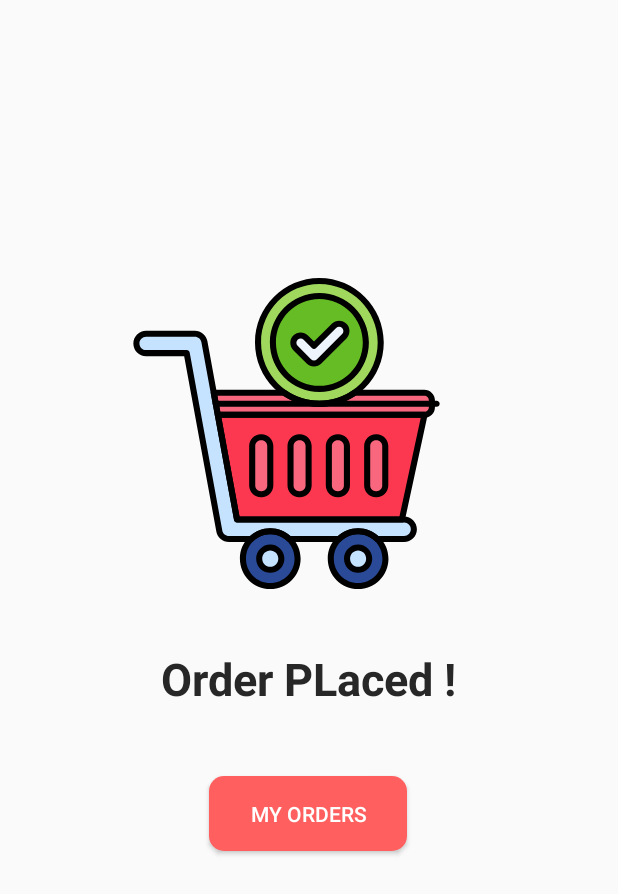
After one commit to Mandar800/E-Farm, an Android app: the layout order_placed.xml on its own in the app's theme, with its tools: preview values and no code run, on a phone screen of 412 x 824 dp. The commit adds this screen. Shown: the top 894 px of the screen. Run offline under Robolectric (Android 15) with nearby library versions, the phone set to English and light mode, and no system bars; network calls fail.

Commit message:
Bug fixes and new order Successful layout

```diff
--- a/app/src/main/java/com/example/emandi/Login.java
+++ b/app/src/main/java/com/example/emandi/Login.java
@@ -31,7 +31,9 @@ import com.android.volley.toolbox.StringRequest;
 import com.google.android.gms.common.api.ApiException;
 import com.google.android.gms.common.api.ResolvableApiException;
 import com.google.android.gms.location.FusedLocationProviderClient;
+import com.google.android.gms.location.LocationCallback;
 import com.google.android.gms.location.LocationRequest;
+import com.google.android.gms.location.LocationResult;
 import com.google.android.gms.location.LocationServices;
 import com.google.android.gms.location.LocationSettingsRequest;
 import com.google.android.gms.location.LocationSettingsResponse;
@@ -81,6 +83,7 @@ public class Login extends AppCompatActivity {
             Intent i = new Intent(getApplicationContext(), MainActivity.class);
             startActivity(i);
         }
+
         super.onCreate(savedInstanceState);
         setContentView(R.layout.activity_login);
         getSupportActionBar().hide();
@@ -121,15 +124,30 @@ public class Login extends AppCompatActivity {
         locationButoon.setOnClickListener(new View.OnClickListener() {
             @Override
             public void onClick(View view) {
+
                 if (ActivityCompat.checkSelfPermission(Login.this, Manifest.permission.ACCESS_FINE_LOCATION) == PackageManager.PERMISSION_GRANTED) {
                     locationRequest = LocationRequest.create();
                     locationRequest.setPriority(LocationRequest.PRIORITY_HIGH_ACCURACY);
                     locationRequest.setInterval(5000);
                     locationRequest.setFastestInterval(1000);
 
+
+                    LocationCallback mLocationCallback = new LocationCallback() {
+                        @Override
+                        public void onLocationResult(LocationResult locationResult) {
+                            if (locationResult == null) {
+                                return;
+                            }
+                            for (Location location : locationResult.getLocations()) {
+                                if (location != null) {
+                                    //TODO: UI updates.
+                                }
+                            }
+                        }
+                    };
+                    LocationServices.getFusedLocationProviderClient(getApplicationContext()).requestLocationUpdates(locationRequest, mLocationCallback, null);
                     LocationSettingsRequest.Builder builder = new LocationSettingsRequest.Builder().addLocationRequest(locationRequest);
                     builder.setAlwaysShow(true);
-
                     Task<LocationSettingsResponse> result = LocationServices.getSettingsClient(getApplicationContext()).checkLocationSettings(builder.build());
                     result.addOnCompleteListener(new OnCompleteListener<LocationSettingsResponse>() {
                         @Override
@@ -155,9 +173,7 @@ public class Login extends AppCompatActivity {
                         }
                     });
 
-
-
-                    getLocatin();
+                    getLocation();
                 } else {
                     ActivityCompat.requestPermissions(Login.this, new String[]{Manifest.permission.ACCESS_FINE_LOCATION}, 44);
                 }
@@ -168,7 +184,7 @@ public class Login extends AppCompatActivity {
     }
 
     @SuppressLint("MissingPermission")
-    public void getLocatin() {
+    public void getLocation() {
 
         locationProviderClient.getLastLocation()
                 .addOnSuccessListener(this, new OnSuccessListener<Location>() {
@@ -432,8 +448,24 @@ public class Login extends AppCompatActivity {
                 return params;
             }
         };
+        mQueue.add(sr);
+    }
+    int backButtonCount=0;
+    @Override
+    public void onBackPressed()
+    {
 
-        mQueue.add(sr);
-
+        if(backButtonCount >= 1)
+        {
+            Intent intent = new Intent(Intent.ACTION_MAIN);
+            intent.addCategory(Intent.CATEGORY_HOME);
+            intent.setFlags(Intent.FLAG_ACTIVITY_NEW_TASK);
+            startActivity(intent);
+        }
+        else
+        {
+            Toast.makeText(this, "Press the back button once again to close the application.", Toast.LENGTH_SHORT).show();
+            backButtonCount++;
+        }
     }
 }
--- a/app/src/main/java/com/example/emandi/MainActivity.java
+++ b/app/src/main/java/com/example/emandi/MainActivity.java
@@ -9,6 +9,7 @@ import androidx.recyclerview.widget.RecyclerView;
 import android.app.ProgressDialog;
 import android.content.Intent;
 import android.os.Bundle;
+import android.service.controls.templates.ToggleRangeTemplate;
 import android.view.Menu;
 import android.view.MenuItem;
 
@@ -34,7 +35,7 @@ import org.json.JSONObject;
 import org.w3c.dom.Text;
 
 public class MainActivity extends AppCompatActivity {
-
+    public static int CLEAR_CART=0;
     RecyclerView mRecyclerView;
     MyAdapter myAdapter;
     ArrayList<Model> models ;
@@ -110,9 +111,6 @@ public class MainActivity extends AppCompatActivity {
         mQueue.add(ObjRequest);
 
     }
-    private void showJSON(String response) {
-
-    }
 
     @Override
     public boolean onCreateOptionsMenu(Menu menu) {
@@ -161,6 +159,18 @@ public class MainActivity extends AppCompatActivity {
 
         return super.onOptionsItemSelected(item);
     }
+
+    @Override
+    protected void onResume() {
+        if(CLEAR_CART==1){
+
+            myAdapter = new MyAdapter(this,models);
+            mRecyclerView.setAdapter(myAdapter);
+
+        }
+        super.onResume();
+    }
+
     int backButtonCount=0;
     @Override
     public void onBackPressed()
--- a/app/src/main/java/com/example/emandi/Profile_activity.java
+++ b/app/src/main/java/com/example/emandi/Profile_activity.java
@@ -1,9 +1,12 @@
 package com.example.emandi;
 
 import androidx.appcompat.app.AppCompatActivity;
+import androidx.cardview.widget.CardView;
 
+import android.content.Intent;
 import android.content.SharedPreferences;
 import android.os.Bundle;
+import android.view.View;
 import android.widget.TextView;
 
 import org.w3c.dom.Text;
@@ -24,11 +27,20 @@ public class Profile_activity extends AppCompatActivity {
         num.setText(sharedPreferences.getString("no",""));
         add.setText(sharedPreferences.getString("add",""));
 
+        CardView logout = findViewById(R.id.logout);
+        logout.setOnClickListener(new View.OnClickListener() {
+            @Override
+            public void onClick(View view) {
 
-
-
-
-
+                SharedPreferences preferences =getSharedPreferences(Login.SHARED_PREFS,MODE_PRIVATE);
+                SharedPreferences.Editor editor = preferences.edit();
+                editor.clear();
+                editor.apply();
+                finishAffinity();
+                Intent i = new Intent(getApplicationContext(),Login.class);
+                startActivity(i);
+            }
+        });
 
     }
     public void onBackPressed() {
--- a/app/src/main/java/com/example/emandi/cart_activity.java
+++ b/app/src/main/java/com/example/emandi/cart_activity.java
@@ -34,6 +34,7 @@ public class cart_activity extends AppCompatActivity {
     public RequestQueue mQueue;
     public int order_id;
     HashMap<Integer,Integer> cartlist ;
+    ArrayList<Model> list;
     @Override
     protected void onCreate(Bundle savedInstanceState) {
         super.onCreate(savedInstanceState);
@@ -41,7 +42,7 @@ public class cart_activity extends AppCompatActivity {
         sharedPreferences = getSharedPreferences(Login.SHARED_PREFS,MODE_PRIVATE);
         SharedPreferences.Editor editor = sharedPreferences.edit();
         Bundle extra =  getIntent().getBundleExtra("cart");
-        final ArrayList<Model> list = (ArrayList<Model>) extra.getSerializable("objects");
+        list = (ArrayList<Model>) extra.getSerializable("objects");
         if(list.isEmpty()){
             setContentView(R.layout.empty_cart);
             Button shop = findViewById(R.id.shopnow);
@@ -103,9 +104,11 @@ public class cart_activity extends AppCompatActivity {
                     String success = jsonobject.getString("success");
 
                     if(success.equals("1")) {
-                        Toast.makeText(getApplicationContext(), "success", Toast.LENGTH_LONG).show();
-
-
+                        //Toast.makeText(getApplicationContext(), "success", Toast.LENGTH_LONG).show();
+                        list.clear();
+                        cartlist.clear();
+                        MainActivity.CLEAR_CART=1;
+                        setContentView(R.layout.order_placed);
                         //Toast.makeText(Login.this,sharedPreferences.getString("un",""),Toast.LENGTH_LONG).show();
                     }
                     else{
@@ -115,7 +118,7 @@ public class cart_activity extends AppCompatActivity {
                     progressDialog.dismiss();
 
                 } catch (JSONException e) {
-
+                    Toast.makeText(getApplicationContext(), "Order Failed ", Toast.LENGTH_LONG).show();
                     e.printStackTrace();
                     progressDialog.dismiss();
                 }
--- /dev/null
+++ b/app/src/main/res/drawable/ic_checkout.xml
@@ -0,0 +1,93 @@
+<vector xmlns:android="http://schemas.android.com/apk/res/android"
+    android:width="512dp"
+    android:height="512dp"
+    android:viewportWidth="256"
+    android:viewportHeight="256">
+  <path
+      android:pathData="m241.4,112.608h-169.956l15.808,86.243h135.738l18.625,-86.253c-0.073,0.002 -0.143,0.01 -0.215,0.01z"
+      android:fillColor="#fc3850"/>
+  <path
+      android:pathData="M186.947,231.004m-22.495,0a22.495,22.495 0,1 1,44.99 0a22.495,22.495 0,1 1,-44.99 0"
+      android:fillColor="#2a4a97"/>
+  <path
+      android:pathData="M114.637,231.004m-22.495,0a22.495,22.495 0,1 1,44.99 0a22.495,22.495 0,1 1,-44.99 0"
+      android:fillColor="#2a4a97"/>
+  <path
+      android:pathData="m224.829,198.851h-137.577l-26.846,-146.458c-0.698,-3.806 -4.014,-6.569 -7.883,-6.569h-40.071c-4.426,0 -8.014,3.588 -8.014,8.014s3.588,8.014 8.014,8.014h33.392l26.846,146.458c0.698,3.806 4.014,6.569 7.883,6.569h18.398c4.051,-3.937 9.571,-6.37 15.666,-6.37s11.615,2.434 15.666,6.37h40.979c4.051,-3.937 9.571,-6.37 15.666,-6.37s11.615,2.434 15.666,6.37h22.216c4.426,0 8.014,-3.588 8.014,-8.014 -0.001,-4.426 -3.589,-8.014 -8.015,-8.014z"
+      android:fillColor="#c5e3ff"/>
+  <path
+      android:pathData="m241.4,94.393h-57.422c-8.192,5.734 -18.157,9.109 -28.916,9.109s-20.724,-3.375 -28.916,-9.109h-58.041l3.339,18.215h169.956c3.458,0 6.287,-2.829 6.287,-6.287v-5.641c0,-3.458 -2.829,-6.287 -6.287,-6.287z"
+      android:fillColor="#f9677f"/>
+  <path
+      android:pathData="M186.947,231.004m-9.119,0a9.119,9.119 0,1 1,18.238 0a9.119,9.119 0,1 1,-18.238 0"
+      android:fillColor="#c5e3ff"/>
+  <path
+      android:pathData="M114.637,231.004m-9.119,0a9.119,9.119 0,1 1,18.238 0a9.119,9.119 0,1 1,-18.238 0"
+      android:fillColor="#c5e3ff"/>
+  <path
+      android:pathData="m107.48,131.149h-0.542c-3.945,0 -7.173,3.228 -7.173,7.173v32.443c0,3.945 3.228,7.173 7.173,7.173h0.542c3.945,0 7.173,-3.228 7.173,-7.173v-32.443c0,-3.945 -3.228,-7.173 -7.173,-7.173z"
+      android:fillColor="#f9677f"/>
+  <path
+      android:pathData="m139.027,131.149h-0.542c-3.945,0 -7.173,3.228 -7.173,7.173v32.443c0,3.945 3.228,7.173 7.173,7.173h0.542c3.945,0 7.173,-3.228 7.173,-7.173v-32.443c0,-3.945 -3.228,-7.173 -7.173,-7.173z"
+      android:fillColor="#f9677f"/>
+  <path
+      android:pathData="m170.574,131.149h-0.542c-3.945,0 -7.173,3.228 -7.173,7.173v32.443c0,3.945 3.228,7.173 7.173,7.173h0.542c3.945,0 7.173,-3.228 7.173,-7.173v-32.443c0,-3.945 -3.227,-7.173 -7.173,-7.173z"
+      android:fillColor="#f9677f"/>
+  <path
+      android:pathData="m202.122,131.149h-0.542c-3.945,0 -7.173,3.228 -7.173,7.173v32.443c0,3.945 3.228,7.173 7.173,7.173h0.542c3.945,0 7.173,-3.228 7.173,-7.173v-32.443c0,-3.945 -3.228,-7.173 -7.173,-7.173z"
+      android:fillColor="#f9677f"/>
+  <path
+      android:pathData="M155.062,53.002m-50.5,0a50.5,50.5 0,1 1,101 0a50.5,50.5 0,1 1,-101 0"
+      android:fillColor="#a0d85d"/>
+  <path
+      android:pathData="M155.062,53.002m-38.25,0a38.25,38.25 0,1 1,76.5 0a38.25,38.25 0,1 1,-76.5 0"
+      android:fillColor="#66bc24"/>
+  <path
+      android:pathData="m150.64,70.401c-1.537,0 -3.073,-0.586 -4.246,-1.759l-11.006,-11.006c-2.344,-2.344 -2.344,-6.146 0,-8.49 2.345,-2.344 6.146,-2.344 8.491,0l6.76,6.76 16.45,-16.451c2.345,-2.344 6.146,-2.344 8.491,0 2.344,2.344 2.344,6.146 0,8.49l-20.696,20.696c-1.171,1.173 -2.707,1.76 -4.244,1.76z"
+      android:fillColor="#edf4fc"/>
+  <path
+      android:fillColor="#FF000000"
+      android:pathData="m222.989,201.351h-135.737c-1.207,0 -2.241,-0.862 -2.459,-2.049l-15.808,-86.243c-0.134,-0.729 0.063,-1.481 0.539,-2.051s1.179,-0.899 1.92,-0.899h169.916c0.052,-0.003 0.153,-0.009 0.17,-0.009 0.744,-0.017 1.509,0.305 2.003,0.896 0.493,0.591 0.688,1.377 0.524,2.131l-18.625,86.253c-0.247,1.15 -1.265,1.971 -2.443,1.971zM89.335,196.351h131.636l17.543,-81.243h-164.07z"/>
+  <path
+      android:fillColor="#FF000000"
+      android:pathData="m186.947,255.998c-13.782,0 -24.994,-11.212 -24.994,-24.994s11.212,-24.995 24.994,-24.995 24.995,11.212 24.995,24.995c0,13.782 -11.213,24.994 -24.995,24.994zM186.947,211.009c-11.024,0 -19.994,8.97 -19.994,19.995s8.97,19.994 19.994,19.994c11.025,0 19.995,-8.969 19.995,-19.994s-8.969,-19.995 -19.995,-19.995z"/>
+  <path
+      android:fillColor="#FF000000"
+      android:pathData="m155.062,106.002c-29.224,0 -53,-23.776 -53,-53s23.776,-53 53,-53c29.225,0 53,23.776 53,53s-23.775,53 -53,53zM155.062,5.002c-26.467,0 -48,21.533 -48,48s21.533,48 48,48 48,-21.533 48,-48 -21.533,-48 -48,-48z"/>
+  <path
+      android:fillColor="#FF000000"
+      android:pathData="m114.637,255.998c-13.782,0 -24.995,-11.212 -24.995,-24.994s11.212,-24.995 24.995,-24.995 24.995,11.212 24.995,24.995c0,13.782 -11.213,24.994 -24.995,24.994zM114.637,211.009c-11.025,0 -19.995,8.97 -19.995,19.995s8.97,19.994 19.995,19.994 19.995,-8.969 19.995,-19.994 -8.97,-19.995 -19.995,-19.995z"/>
+  <path
+      android:fillColor="#FF000000"
+      android:pathData="m224.829,217.379h-22.216c-0.65,0 -1.275,-0.254 -1.742,-0.707 -3.758,-3.652 -8.703,-5.663 -13.924,-5.663 -5.22,0 -10.165,2.011 -13.924,5.663 -0.467,0.454 -1.092,0.707 -1.742,0.707h-40.979c-0.65,0 -1.275,-0.253 -1.742,-0.707 -3.758,-3.652 -8.703,-5.663 -13.924,-5.663s-10.166,2.011 -13.923,5.663c-0.466,0.453 -1.091,0.707 -1.742,0.707h-18.398c-5.077,0 -9.426,-3.625 -10.342,-8.619l-26.47,-144.408h-31.309c-5.798,0 -10.515,-4.717 -10.515,-10.514s4.717,-10.514 10.515,-10.514h40.071c5.077,0 9.426,3.625 10.342,8.618l26.47,144.41h135.494c5.797,0 10.514,4.717 10.514,10.514s-4.717,10.513 -10.514,10.513zM203.598,212.379h21.231c3.04,0 5.514,-2.474 5.514,-5.514s-2.474,-5.514 -5.514,-5.514h-137.577c-1.207,0 -2.241,-0.862 -2.459,-2.049l-26.846,-146.459c-0.48,-2.619 -2.762,-4.52 -5.424,-4.52h-40.071c-3.041,0 -5.515,2.474 -5.515,5.514s2.474,5.514 5.515,5.514h33.392c1.207,0 2.241,0.862 2.459,2.049l26.846,146.458c0.48,2.619 2.761,4.52 5.424,4.52h17.414c4.594,-4.116 10.466,-6.37 16.65,-6.37s12.056,2.254 16.65,6.37h39.01c4.595,-4.115 10.468,-6.37 16.65,-6.37 6.185,0.001 12.057,2.256 16.651,6.371z"/>
+  <path
+      android:fillColor="#FF000000"
+      android:pathData="m241.399,115.108h-169.955c-1.207,0 -2.241,-0.862 -2.459,-2.049l-3.339,-18.215c-0.134,-0.729 0.063,-1.481 0.539,-2.051s1.178,-0.899 1.92,-0.899h58.042c0.513,0 1.013,0.158 1.434,0.452 8.092,5.664 17.595,8.657 27.482,8.657 9.888,0 19.391,-2.994 27.482,-8.657 0.42,-0.294 0.921,-0.452 1.434,-0.452h57.421c4.846,0 8.787,3.942 8.787,8.787v5.641c0,4.845 -3.942,8.786 -8.788,8.786zM73.527,110.108h167.872c2.088,0 3.787,-1.699 3.787,-3.787v-5.641c0,-2.088 -1.699,-3.787 -3.787,-3.787h-56.644c-8.792,5.962 -19.041,9.109 -29.693,9.109s-20.901,-3.147 -29.694,-9.109h-54.263z"/>
+  <path
+      android:fillColor="#FF000000"
+      android:pathData="m155.062,93.752c-22.47,0 -40.75,-18.28 -40.75,-40.75s18.28,-40.75 40.75,-40.75 40.75,18.28 40.75,40.75 -18.28,40.75 -40.75,40.75zM155.062,17.252c-19.713,0 -35.75,16.038 -35.75,35.75s16.037,35.75 35.75,35.75 35.75,-16.038 35.75,-35.75 -16.037,-35.75 -35.75,-35.75z"/>
+  <path
+      android:fillColor="#FF000000"
+      android:pathData="m150.641,72.901c-2.271,0 -4.406,-0.885 -6.014,-2.491l-11.005,-11.006c-1.606,-1.606 -2.491,-3.742 -2.491,-6.013s0.885,-4.407 2.491,-6.013c3.314,-3.314 8.71,-3.314 12.026,-0.001l4.992,4.994 14.683,-14.683c3.314,-3.315 8.71,-3.316 12.026,0 1.606,1.606 2.491,3.742 2.491,6.013s-0.885,4.407 -2.491,6.013l-20.696,20.696c-1.605,1.606 -3.741,2.491 -6.012,2.491zM139.635,49.89c-0.897,0 -1.794,0.341 -2.478,1.024 -0.662,0.662 -1.026,1.542 -1.026,2.477 0,0.936 0.364,1.816 1.026,2.478l11.005,11.005c1.324,1.323 3.633,1.324 4.955,0l20.697,-20.696c0.662,-0.662 1.026,-1.542 1.026,-2.478s-0.364,-1.815 -1.026,-2.477c-1.367,-1.366 -3.589,-1.366 -4.956,0l-16.45,16.451c-0.469,0.469 -1.104,0.732 -1.768,0.732 -0.663,0 -1.299,-0.264 -1.768,-0.732l-6.76,-6.761c-0.682,-0.682 -1.58,-1.023 -2.477,-1.023z"/>
+  <path
+      android:fillColor="#FF000000"
+      android:pathData="m251.562,106.002h-181.788c-1.381,0 -2.5,-1.119 -2.5,-2.5s1.119,-2.5 2.5,-2.5h181.788c1.381,0 2.5,1.119 2.5,2.5s-1.119,2.5 -2.5,2.5z"/>
+  <path
+      android:fillColor="#FF000000"
+      android:pathData="m186.947,242.623c-6.407,0 -11.619,-5.212 -11.619,-11.619s5.212,-11.62 11.619,-11.62 11.619,5.212 11.619,11.62c0,6.407 -5.212,11.619 -11.619,11.619zM186.947,224.384c-3.649,0 -6.619,2.97 -6.619,6.62s2.97,6.619 6.619,6.619 6.619,-2.969 6.619,-6.619 -2.969,-6.62 -6.619,-6.62z"/>
+  <path
+      android:fillColor="#FF000000"
+      android:pathData="m114.637,242.623c-6.407,0 -11.619,-5.212 -11.619,-11.619s5.212,-11.62 11.619,-11.62 11.62,5.212 11.62,11.62c-0.001,6.407 -5.213,11.619 -11.62,11.619zM114.637,224.384c-3.65,0 -6.619,2.97 -6.619,6.62s2.969,6.619 6.619,6.619 6.62,-2.969 6.62,-6.619 -2.97,-6.62 -6.62,-6.62z"/>
+  <path
+      android:fillColor="#FF000000"
+      android:pathData="m107.48,180.438h-0.542c-5.333,0 -9.673,-4.339 -9.673,-9.673v-32.443c0,-5.333 4.339,-9.673 9.673,-9.673h0.542c5.333,0 9.673,4.339 9.673,9.673v32.443c0,5.334 -4.34,9.673 -9.673,9.673zM106.938,133.649c-2.577,0 -4.673,2.096 -4.673,4.673v32.443c0,2.577 2.096,4.673 4.673,4.673h0.542c2.577,0 4.673,-2.096 4.673,-4.673v-32.443c0,-2.577 -2.096,-4.673 -4.673,-4.673z"/>
+  <path
+      android:fillColor="#FF000000"
+      android:pathData="m139.027,180.438h-0.542c-5.334,0 -9.673,-4.339 -9.673,-9.673v-32.443c0,-5.333 4.339,-9.673 9.673,-9.673h0.542c5.334,0 9.673,4.339 9.673,9.673v32.443c0,5.334 -4.339,9.673 -9.673,9.673zM138.485,133.649c-2.576,0 -4.673,2.096 -4.673,4.673v32.443c0,2.577 2.097,4.673 4.673,4.673h0.542c2.576,0 4.673,-2.096 4.673,-4.673v-32.443c0,-2.577 -2.097,-4.673 -4.673,-4.673z"/>
+  <path
+      android:fillColor="#FF000000"
+      android:pathData="m170.574,180.438h-0.541c-5.334,0 -9.674,-4.339 -9.674,-9.673v-32.443c0,-5.333 4.34,-9.673 9.674,-9.673h0.541c5.334,0 9.673,4.339 9.673,9.673v32.443c0,5.334 -4.339,9.673 -9.673,9.673zM170.033,133.649c-2.577,0 -4.674,2.096 -4.674,4.673v32.443c0,2.577 2.097,4.673 4.674,4.673h0.541c2.576,0 4.673,-2.096 4.673,-4.673v-32.443c0,-2.577 -2.097,-4.673 -4.673,-4.673z"/>
+  <path
+      android:fillColor="#FF000000"
+      android:pathData="m202.122,180.438h-0.542c-5.334,0 -9.673,-4.339 -9.673,-9.673v-32.443c0,-5.333 4.339,-9.673 9.673,-9.673h0.542c5.334,0 9.673,4.339 9.673,9.673v32.443c0,5.334 -4.339,9.673 -9.673,9.673zM201.58,133.649c-2.576,0 -4.673,2.096 -4.673,4.673v32.443c0,2.577 2.097,4.673 4.673,4.673h0.542c2.576,0 4.673,-2.096 4.673,-4.673v-32.443c0,-2.577 -2.097,-4.673 -4.673,-4.673z"/>
+</vector>
--- a/app/src/main/res/layout/activity_profile_activity.xml
+++ b/app/src/main/res/layout/activity_profile_activity.xml
@@ -110,6 +110,7 @@
         </LinearLayout>
     </androidx.cardview.widget.CardView>
     <androidx.cardview.widget.CardView
+        android:id="@+id/myorders"
         android:layout_width="match_parent"
         android:layout_height="wrap_content"
         android:padding="10dp"
@@ -133,7 +134,7 @@
                 android:layout_width="wrap_content"
                 android:layout_height="wrap_content"
                 android:textSize="20dp"
-                android:text="Your Orders"
+                android:text="My Orders"
 
                 />
 
@@ -142,6 +143,7 @@
 
     </androidx.cardview.widget.CardView>
     <androidx.cardview.widget.CardView
+        android:id="@+id/logout"
         android:layout_width="match_parent"
         android:layout_height="wrap_content"
         android:padding="10dp"
--- a/app/src/main/res/layout/empty_cart.xml
+++ b/app/src/main/res/layout/empty_cart.xml
@@ -22,8 +22,8 @@
 
     <ImageView
         android:id="@+id/imageView"
-        android:layout_width="118dp"
-        android:layout_height="142dp"
+        android:layout_width="193dp"
+        android:layout_height="202dp"
         app:layout_constraintBottom_toTopOf="@+id/textView"
         app:layout_constraintEnd_toEndOf="parent"
         app:layout_constraintHorizontal_bias="0.498"
--- /dev/null
+++ b/app/src/main/res/layout/order_placed.xml
@@ -0,0 +1,50 @@
+<?xml version="1.0" encoding="utf-8"?>
+<androidx.constraintlayout.widget.ConstraintLayout
+    xmlns:android="http://schemas.android.com/apk/res/android"
+    xmlns:app="http://schemas.android.com/apk/res-auto"
+    xmlns:tools="http://schemas.android.com/tools"
+    android:layout_width="match_parent"
+    android:layout_height="match_parent">
+
+    <ImageView
+        android:id="@+id/imageView2"
+        android:layout_width="207dp"
+        android:layout_height="286dp"
+        app:layout_constraintBottom_toBottomOf="parent"
+        app:layout_constraintEnd_toEndOf="parent"
+        app:layout_constraintHorizontal_bias="0.426"
+        app:layout_constraintStart_toStartOf="parent"
+        app:layout_constraintTop_toTopOf="parent"
+        app:layout_constraintVertical_bias="0.271"
+        app:srcCompat="@drawable/ic_checkout"
+        tools:ignore="VectorDrawableCompat" />
+
+    <TextView
+        android:id="@+id/textView2"
+        android:layout_width="wrap_content"
+        android:layout_height="wrap_content"
+        android:text="Order PLaced !"
+        android:textSize="30dp"
+        android:textColor="@color/font"
+        android:textStyle="bold"
+        app:layout_constraintBottom_toBottomOf="parent"
+        app:layout_constraintEnd_toEndOf="parent"
+        app:layout_constraintHorizontal_bias="0.497"
+        app:layout_constraintStart_toStartOf="parent"
+        app:layout_constraintTop_toBottomOf="@+id/imageView2"
+        app:layout_constraintVertical_bias="0.0" />
+
+    <Button
+        android:id="@+id/button"
+        android:layout_width="132dp"
+        android:layout_height="50dp"
+        android:background="@drawable/add_button"
+        android:text="My Orders"
+        android:textColor="@color/WHite"
+        app:layout_constraintBottom_toBottomOf="parent"
+        app:layout_constraintEnd_toEndOf="parent"
+        app:layout_constraintHorizontal_bias="0.498"
+        app:layout_constraintStart_toStartOf="parent"
+        app:layout_constraintTop_toBottomOf="@+id/textView2"
+        app:layout_constraintVertical_bias="0.148" />
+</androidx.constraintlayout.widget.ConstraintLayout>
```
